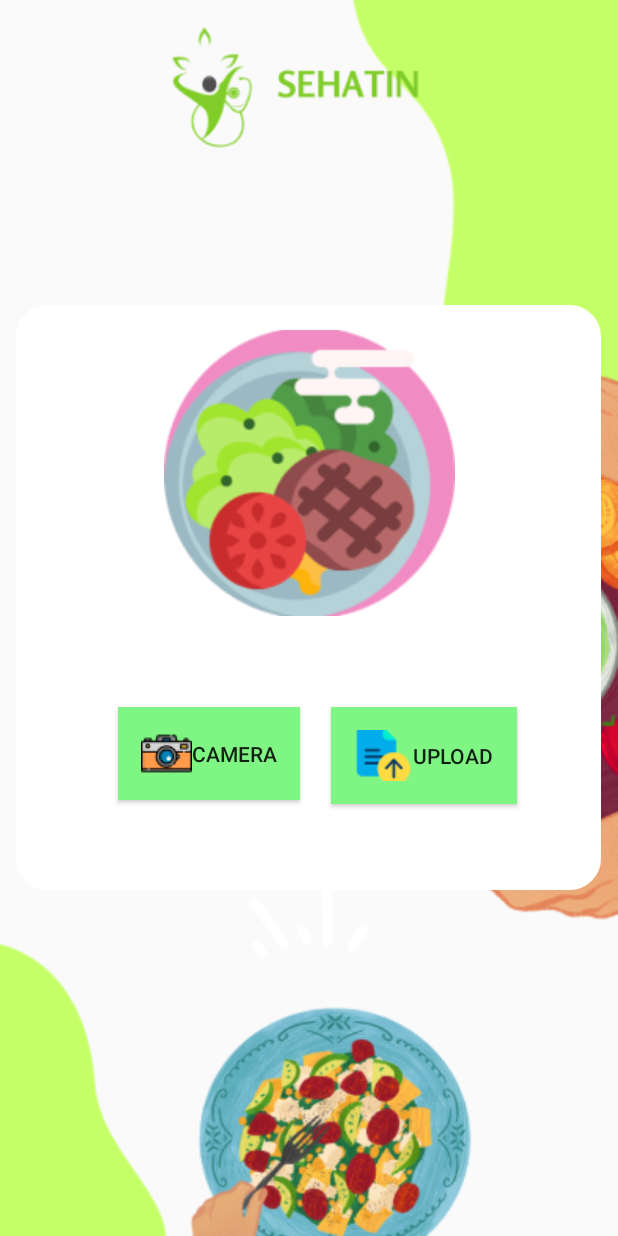
After one commit to SehatIn-CH2-PS051/Aplication-SehatIn, an Android app: the AddFoodActivity screen opened directly, with no data from a screen before it, on a phone screen of 412 x 824 dp. The commit adds this screen. Run offline under Robolectric (Android 15) with nearby library versions, the phone set to English and light mode, and no system bars.

Commit message:
addfood dan camera

```diff
--- /dev/null
+++ b/app/src/main/java/com/bangkit/sehatin/view/addFood/AddFoodActivity.kt
@@ -0,0 +1,12 @@
+package com.bangkit.sehatin.view.addFood
+
+import androidx.appcompat.app.AppCompatActivity
+import android.os.Bundle
+import com.bangkit.sehatin.R
+
+class AddFoodActivity : AppCompatActivity() {
+    override fun onCreate(savedInstanceState: Bundle?) {
+        super.onCreate(savedInstanceState)
+        setContentView(R.layout.activity_add_food)
+    }
+}
--- /dev/null
+++ b/app/src/main/res/drawable/ic_capture.xml
@@ -0,0 +1,6 @@
+<vector android:height="200dp" android:viewportHeight="100"
+    android:viewportWidth="100" android:width="200dp" xmlns:android="http://schemas.android.com/apk/res/android">
+    <path android:fillColor="#7FF584" android:pathData="M50,49.6m-50,0a50,50 0,1 1,100 0a50,50 0,1 1,-100 0"/>
+    <path android:fillColor="#EFEFEF" android:pathData="M76.9,38h-8l-3.1,-5c-1.3,-2 -3.5,-3.2 -5.8,-3.2H40.1c-2.4,0 -4.6,1.2 -5.8,3.2l-3.1,5h-8c-1.4,0 -2.6,1.2 -2.6,2.6v26.3c0,1.4 1.2,2.6 2.6,2.6h53.8c1.4,0 2.6,-1.2 2.6,-2.6V40.6C79.5,39.2 78.3,38 76.9,38zM50,64.9c-6.5,0 -11.7,-5.3 -11.7,-11.7S43.5,41.4 50,41.4c6.5,0 11.7,5.3 11.7,11.7S56.5,64.9 50,64.9z"/>
+    <path android:fillColor="#EFEFEF" android:pathData="M50,53.2m-8.9,0a8.9,8.9 0,1 1,17.8 0a8.9,8.9 0,1 1,-17.8 0"/>
+</vector>
--- /dev/null
+++ b/app/src/main/res/drawable/rounded_view_background.xml
@@ -0,0 +1,13 @@
+<?xml version="1.0" encoding="utf-8"?>
+<shape xmlns:android="http://schemas.android.com/apk/res/android"
+    android:shape="rectangle">
+
+    <corners android:radius="20dp" />
+
+    <solid android:color="@android:color/white" />
+
+    <stroke
+        android:width="2dp"
+        android:color="#FFF" />
+
+</shape>
--- /dev/null
+++ b/app/src/main/res/layout/activity_add_food.xml
@@ -0,0 +1,80 @@
+<?xml version="1.0" encoding="utf-8"?>
+<androidx.constraintlayout.widget.ConstraintLayout xmlns:android="http://schemas.android.com/apk/res/android"
+    xmlns:app="http://schemas.android.com/apk/res-auto"
+    xmlns:tools="http://schemas.android.com/tools"
+    android:layout_width="match_parent"
+    android:background="@drawable/background"
+    android:layout_height="match_parent"
+    tools:context=".view.addFood.AddFoodActivity">
+
+    <ImageView
+        android:id="@+id/LogoSehatin"
+        android:layout_width="wrap_content"
+        android:layout_height="wrap_content"
+        android:src="@drawable/logo"
+        app:layout_constraintBottom_toTopOf="@+id/guideline"
+        app:layout_constraintEnd_toEndOf="parent"
+        app:layout_constraintHorizontal_bias="0.5"
+        app:layout_constraintStart_toStartOf="parent"
+        app:layout_constraintTop_toTopOf="parent"
+        app:layout_constraintVertical_bias="0.5" />
+
+    <androidx.constraintlayout.widget.Guideline
+        android:id="@+id/guideline"
+        android:layout_width="wrap_content"
+        android:layout_height="wrap_content"
+        android:orientation="horizontal"
+        app:layout_constraintGuide_percent="0.17" />
+
+    <View
+        android:id="@+id/view"
+        android:layout_width="390dp"
+        android:layout_height="390dp"
+        android:background="@drawable/rounded_view_background"
+        app:layout_constraintBottom_toBottomOf="parent"
+        app:layout_constraintEnd_toEndOf="parent"
+        app:layout_constraintHorizontal_bias="0.476"
+        app:layout_constraintStart_toStartOf="parent"
+        app:layout_constraintTop_toTopOf="parent"
+        app:layout_constraintVertical_bias="0.469" />
+
+    <ImageView
+        android:id="@+id/imageView"
+        android:layout_width="194dp"
+        android:layout_height="192dp"
+        android:layout_marginTop="16dp"
+        app:layout_constraintEnd_toEndOf="parent"
+        app:layout_constraintHorizontal_bias="0.502"
+        app:layout_constraintStart_toStartOf="parent"
+        app:layout_constraintTop_toTopOf="@+id/view"
+        app:srcCompat="@drawable/makanan" />
+
+    <Button
+        android:id="@+id/button2"
+        android:layout_width="wrap_content"
+        android:layout_height="wrap_content"
+        android:layout_marginStart="68dp"
+        android:drawableLeft="@drawable/logo_camera"
+        android:text="Camera"
+        android:background="#7FF584"
+        android:padding="15dp"
+        app:layout_constraintBottom_toBottomOf="@+id/view"
+        app:layout_constraintStart_toStartOf="@+id/view"
+        app:layout_constraintTop_toBottomOf="@+id/imageView" />
+
+    <Button
+        android:id="@+id/button4"
+        android:layout_width="wrap_content"
+        android:layout_height="wrap_content"
+        android:layout_marginEnd="56dp"
+        android:drawableLeft="@drawable/logo_upload"
+        android:text="Upload"
+        android:background="#7FF584"
+        android:padding="15dp"
+        app:layout_constraintBottom_toBottomOf="@+id/view"
+        app:layout_constraintEnd_toEndOf="@+id/view"
+        app:layout_constraintTop_toBottomOf="@+id/imageView"
+        app:layout_constraintVertical_bias="0.511" />
+
+
+</androidx.constraintlayout.widget.ConstraintLayout>
--- a/app/src/main/res/values/strings.xml
+++ b/app/src/main/res/values/strings.xml
@@ -2,4 +2,6 @@
     <string name="app_name">Sehatin</string>
     <string name="sign_up">Sign Up</string>
     <string name="log_in">Log In</string>
+    <string name="dsadasdkjadas">dsadasdkjadas</string>
+    <string name="Title_kcal">Berdasarkan data diri kamu</string>
 </resources>
```
Also changed, not shown: app/src/main/AndroidManifest.xml (+10 -0 lines), app/src/main/java/com/bangkit/sehatin/view/UserInformation/UserInfoActivity.kt (added, +12 -0 lines), app/src/main/java/com/bangkit/sehatin/view/addFood/CameraActivity.kt (added, +12 -0 lines), app/src/main/res/layout/activity_camera.xml (added, +25 -0 lines), app/src/main/res/layout/activity_user_info.xml (added, +212 -0 lines), app/src/main/res/drawable/background.png (added), app/src/main/res/drawable/kcal.png (added), app/src/main/res/drawable/logo.png (added), app/src/main/res/drawable/logo_camera.png (added), app/src/main/res/drawable/logo_upload.png (added), app/src/main/res/drawable/makanan.png (added).
